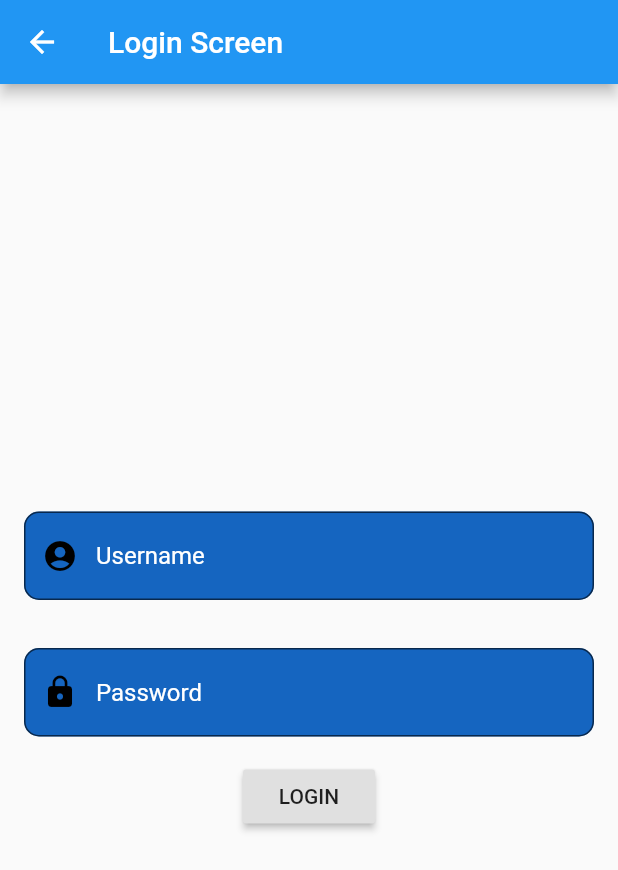
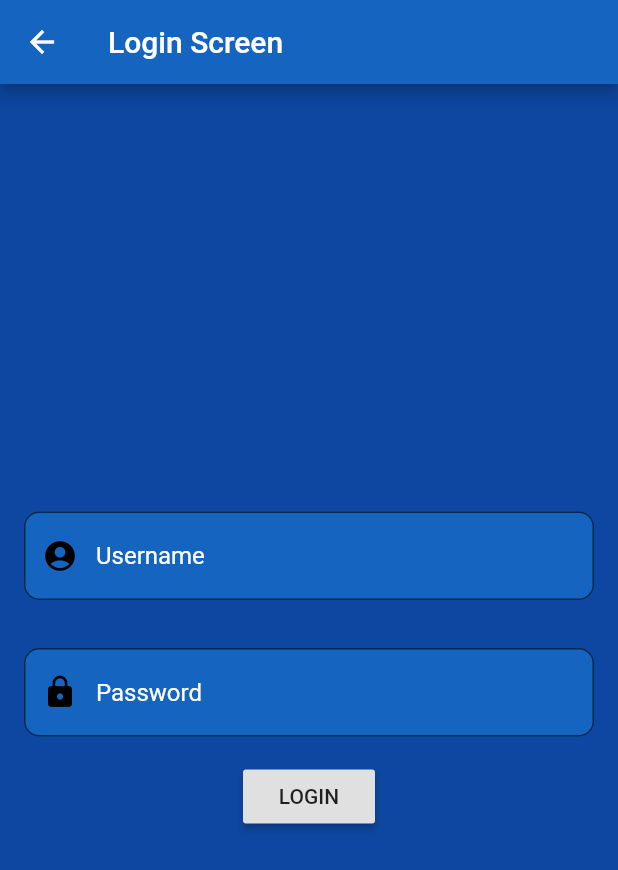
Before and after one commit to lilag-dawg/OSS_APP, a Flutter app: the LoginScreen screen opened directly, on a phone screen of 412 x 824 dp. Shown: the top 870 px of the screen. Run offline on Flutter 3.47's test engine with Material 2 defaults, Android fonts, the phone set to English and light mode, and no system bars.

Commit message:
OSS-150: Background to all pages

```diff
--- a/lib/main.dart
+++ b/lib/main.dart
@@ -1,12 +1,8 @@
 import 'package:flutter/material.dart';
-
-// Pour utiliser constants => Constants.appWidth
 
 import './widgets/navigationBar.dart';
 
 void main() => runApp(MyApp());
-
-
 
 class MyApp extends StatelessWidget {
 
--- a/lib/screens/activities_screen.dart
+++ b/lib/screens/activities_screen.dart
@@ -10,7 +10,9 @@ class ActivitiesScreen extends StatelessWidget {
   @override
   Widget build(BuildContext context) {
     return Scaffold(
+      backgroundColor: Color(Constants.backGroundBlue),
       appBar: AppBar(
+        backgroundColor: Color(Constants.blueButtonColor),
         title: Text("Activities page")
       ),
     );
--- a/lib/screens/login_screen.dart
+++ b/lib/screens/login_screen.dart
@@ -1,12 +1,15 @@
 import 'package:flutter/material.dart';
 
 import '../widgets/TextFieldButton.dart';
+import '../constants.dart' as Constants;
 
 class LoginScreen extends StatelessWidget {
   @override
   Widget build(BuildContext context) {
     return Scaffold(
+      backgroundColor: Color(Constants.backGroundBlue),
       appBar: AppBar(
+        backgroundColor: Color(Constants.blueButtonColor),
         title:Text("Login Screen"),
       ),
       body: Column(
--- a/lib/screens/specification_screen.dart
+++ b/lib/screens/specification_screen.dart
@@ -1,11 +1,14 @@
 import 'package:flutter/material.dart';
 
+import '../constants.dart' as Constants;
 
 class SpecificationScreen extends StatelessWidget {
   @override
   Widget build(BuildContext context) {
     return Scaffold(
+      backgroundColor: Color(Constants.backGroundBlue),
       appBar: AppBar(
+        backgroundColor: Color(Constants.blueButtonColor),
         title: Text("Specification page")
       ),
 
--- a/lib/screens/statistics_screen.dart
+++ b/lib/screens/statistics_screen.dart
@@ -1,11 +1,14 @@
 import 'package:flutter/material.dart';
 
+import '../constants.dart' as Constants;
 
 class StatisticsScreen extends StatelessWidget {
   @override
   Widget build(BuildContext context) {
     return Scaffold(
+      backgroundColor: Color(Constants.backGroundBlue),
       appBar: AppBar(
+        backgroundColor: Color(Constants.blueButtonColor),
         title: Text("Statistics page")
       ),
 
```
